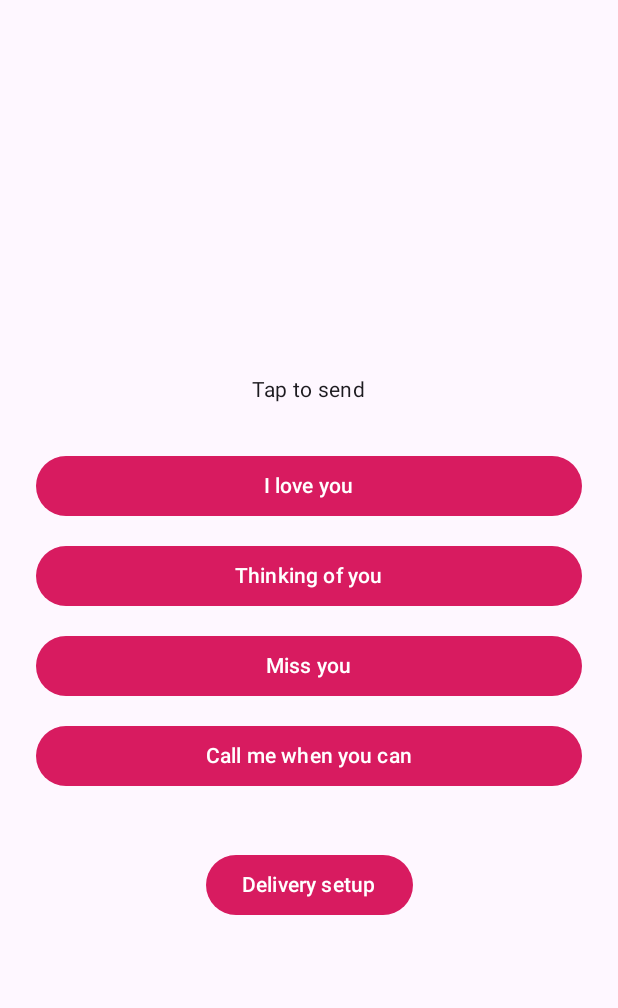
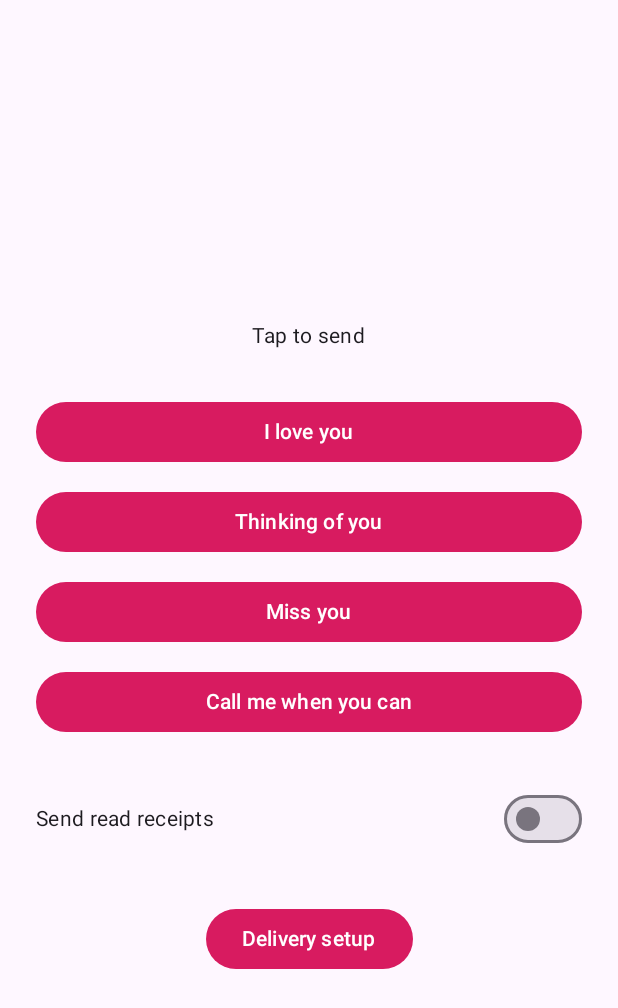
Before and after one commit to GOforce64/LovieApp, an Android app built with Jetpack Compose: the composable HomeScreen called with empty values, on a phone screen of 412 x 824 dp. Shown: the top 1008 px of the screen. Run offline under Robolectric (Android 15) with nearby library versions, the phone set to English and light mode, and no system bars.

Commit message:
feat(app): add the read-receipt toggle
Add a UI toggle that controls whether the app reports "seen" receipts to the
other person. Delivery confirmation is always sent; read confirmation is a choice.
The toggle defaults to on, is backed by DataStore, and appears above the setup
button on the home screen.

Co-Authored-By: Claude Opus 5 <noreply@anthropic.com>
Claude-Session: https://claude.ai/code/session_01Gc3Sv8qD3WNFRaQ7yD28Zj

```diff
--- a/app/src/main/java/com/lovebutton/app/ui/HomeScreen.kt
+++ b/app/src/main/java/com/lovebutton/app/ui/HomeScreen.kt
@@ -3,11 +3,13 @@ package com.lovebutton.app.ui
 import android.view.HapticFeedbackConstants
 import androidx.compose.foundation.layout.Arrangement
 import androidx.compose.foundation.layout.Column
+import androidx.compose.foundation.layout.Row
 import androidx.compose.foundation.layout.fillMaxSize
 import androidx.compose.foundation.layout.fillMaxWidth
 import androidx.compose.foundation.layout.padding
 import androidx.compose.material3.Button
 import androidx.compose.material3.MaterialTheme
+import androidx.compose.material3.Switch
 import androidx.compose.material3.Text
 import androidx.compose.runtime.Composable
 import androidx.compose.ui.Alignment
@@ -19,7 +21,12 @@ import com.lovebutton.app.data.MESSAGES
 import com.lovebutton.app.work.SendWorker
 
 @Composable
-fun HomeScreen(partnerName: String, onOpenSetup: () -> Unit) {
+fun HomeScreen(
+    partnerName: String,
+    readReceipts: Boolean,
+    onReadReceiptsChange: (Boolean) -> Unit,
+    onOpenSetup: () -> Unit,
+) {
     val context = LocalContext.current
     val view = LocalView.current
 
@@ -50,6 +57,15 @@ fun HomeScreen(partnerName: String, onOpenSetup: () -> Unit) {
             }
         }
 
+        Row(
+            modifier = Modifier.fillMaxWidth().padding(top = 24.dp),
+            verticalAlignment = Alignment.CenterVertically,
+            horizontalArrangement = Arrangement.SpaceBetween,
+        ) {
+            Text("Send read receipts", style = MaterialTheme.typography.bodyMedium)
+            Switch(checked = readReceipts, onCheckedChange = onReadReceiptsChange)
+        }
+
         Button(
             onClick = onOpenSetup,
             modifier = Modifier.padding(top = 32.dp),
```
Also changed, not shown: app/src/main/java/com/lovebutton/app/MainActivity.kt (+23 -6 lines), app/src/main/java/com/lovebutton/app/data/Prefs.kt (+16 -0 lines).
